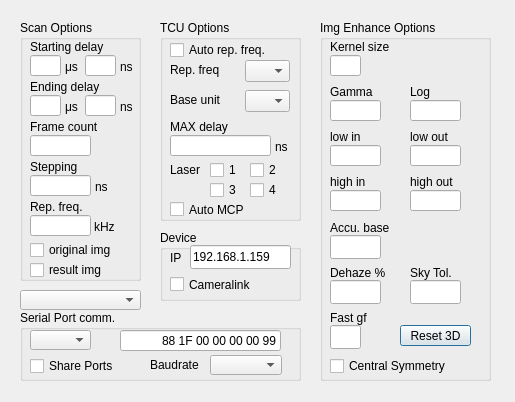
Old version of the form src/settings.ui in the repository yilp7/img_proc_demo.
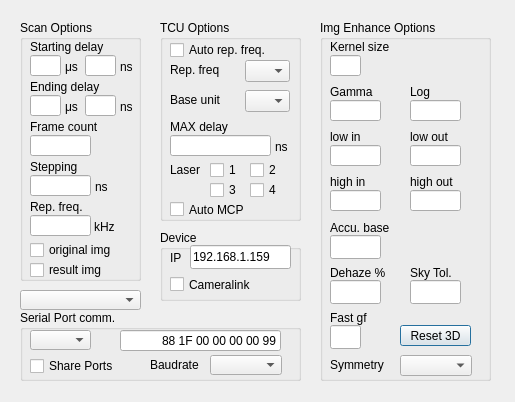
New version of the form.

Commit message: updated horizontal, vertical and central symmetry

```diff
--- a/src/settings.ui
+++ b/src/settings.ui
@@ -590,19 +590,6 @@
      <string>Fast gf</string>
     </property>
    </widget>
-   <widget class="QCheckBox" name="CENTRAL_SYMM_CHK">
-    <property name="geometry">
-     <rect>
-      <x>10</x>
-      <y>335</y>
-      <width>141</width>
-      <height>22</height>
-     </rect>
-    </property>
-    <property name="text">
-     <string>Central Symmetry</string>
-    </property>
-   </widget>
    <widget class="QPushButton" name="RESET_3D_BTN">
     <property name="geometry">
      <rect>
@@ -616,6 +603,29 @@
      <string>Reset 3D</string>
     </property>
    </widget>
+   <widget class="QComboBox" name="SYMMETRY_LIST">
+    <property name="geometry">
+     <rect>
+      <x>80</x>
+      <y>335</y>
+      <width>72</width>
+      <height>21</height>
+     </rect>
+    </property>
+   </widget>
+   <widget class="QLabel" name="SYMMETRY">
+    <property name="geometry">
+     <rect>
+      <x>10</x>
+      <y>337</y>
+      <width>71</width>
+      <height>16</height>
+     </rect>
+    </property>
+    <property name="text">
+     <string>Symmetry</string>
+    </property>
+   </widget>
   </widget>
   <widget class="QGroupBox" name="SERIAL_COMM_GRP">
    <property name="geometry">
```
The commit also changes 8 other files.
